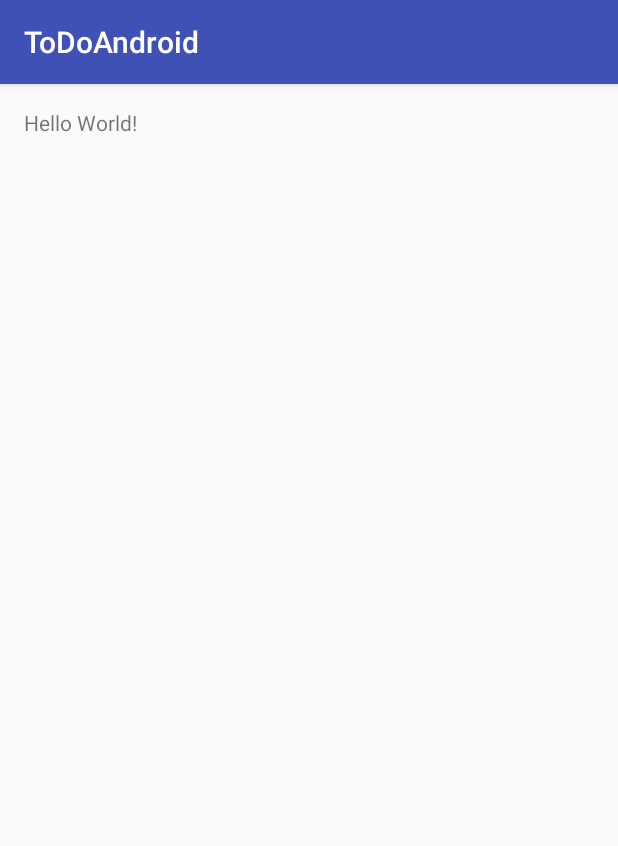
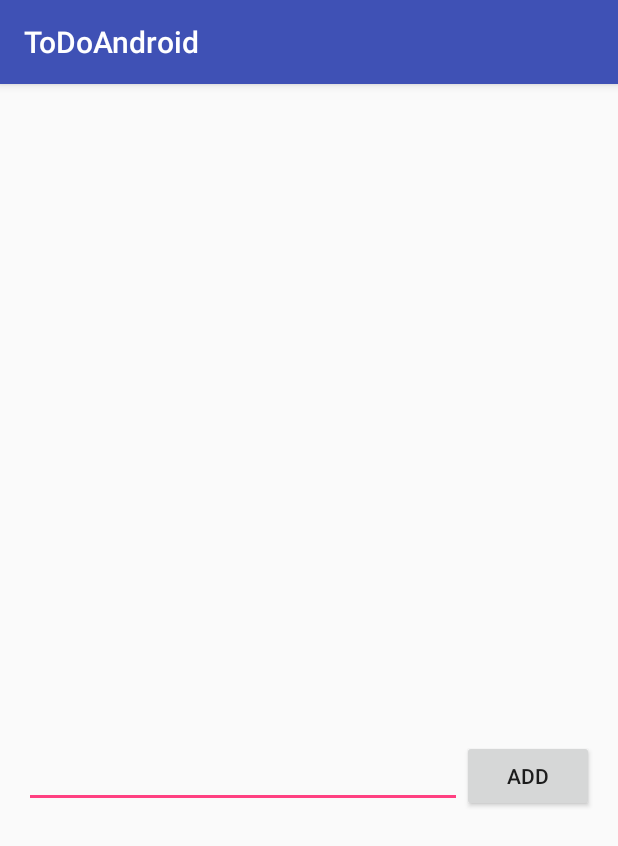
Before and after one commit to hoseasandstrom/ToDoAndroid, an Android app: the screen it shows after launch (MainActivity), on a phone screen of 412 x 824 dp. Shown: the top 846 px of the screen. Run offline under Robolectric (Android 15) with nearby library versions, the phone set to English and light mode, and no system bars.

Commit message:
Modified Layout

```diff
--- a/app/src/main/res/layout/activity_main.xml
+++ b/app/src/main/res/layout/activity_main.xml
@@ -9,8 +9,32 @@
     android:paddingTop="@dimen/activity_vertical_margin"
     tools:context="com.theironyard.hoseasandstrom.todoandroid.MainActivity">
 
-    <TextView
-        android:layout_width="wrap_content"
-        android:layout_height="wrap_content"
-        android:text="Hello World!" />
+    <LinearLayout
+        android:orientation="vertical"
+        android:layout_width="match_parent"
+        android:layout_height="match_parent">
+
+        <ListView
+            android:layout_width="wrap_content"
+            android:layout_height="421dp"
+            android:id="@+id/listView" />
+
+        <LinearLayout
+            android:orientation="horizontal"
+            android:layout_width="match_parent"
+            android:layout_height="match_parent">
+
+            <EditText
+                android:layout_width="wrap_content"
+                android:layout_height="wrap_content"
+                android:id="@+id/editText"
+                android:layout_weight="1" />
+
+            <Button
+                android:layout_width="wrap_content"
+                android:layout_height="wrap_content"
+                android:text="Add"
+                android:id="@+id/button" />
+        </LinearLayout>
+    </LinearLayout>
 </RelativeLayout>
```
